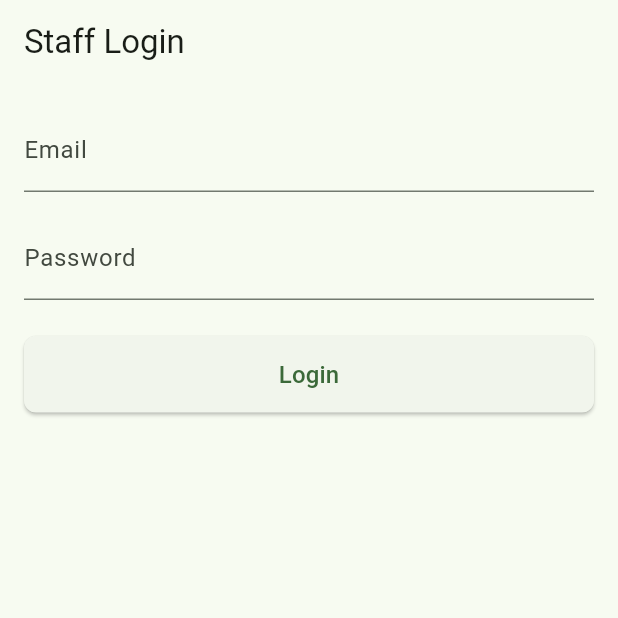
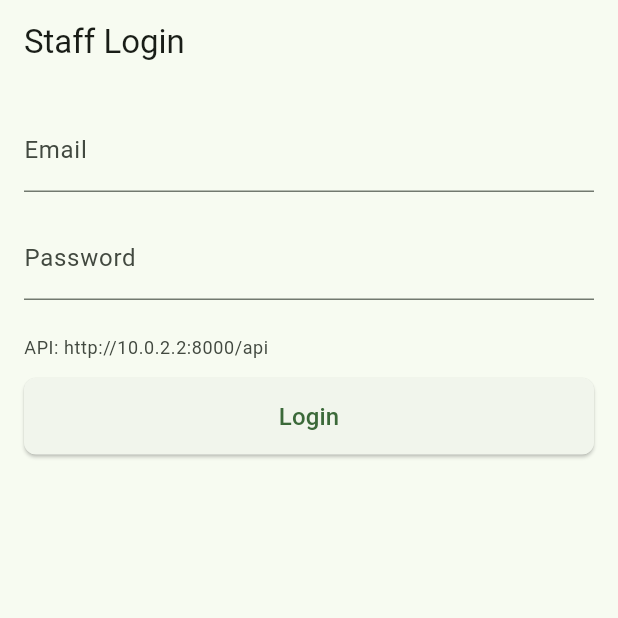
Before and after one commit to hongsaoleang/Final-ETEC-App-Staff, a Flutter app: the screen it shows after launch, on a phone screen of 412 x 824 dp, the top half of it. Run offline on Flutter 3.47's test engine with Material 3 defaults, Android fonts, the phone set to English and light mode, and no system bars; our stand-ins replace dio, image_picker, shared_preferences; missing offline and left inert: mobile_scanner; accounts and stored records are empty.

Commit message:
add features

```diff
--- a/lib/config.dart
+++ b/lib/config.dart
@@ -1,9 +1,15 @@
 import 'package:flutter/foundation.dart';
 
 // Central API base URL for the staff scanner app.
+// You can override this at run time:
+// flutter run --dart-define=API_BASE_URL=http://192.168.1.100:8000/api
 // For Android emulator use: http://10.0.2.2:8000/api
 // For iOS simulator / web / host machine use: http://127.0.0.1:8000/api
 // For a physical device replace with your machine IP, e.g. http://192.168.1.100:8000/api
-final String apiBase = kIsWeb || defaultTargetPlatform != TargetPlatform.android
+const String _configuredApiBase = String.fromEnvironment('API_BASE_URL');
+
+final String apiBase = _configuredApiBase.isNotEmpty
+    ? _configuredApiBase
+    : kIsWeb || defaultTargetPlatform != TargetPlatform.android
     ? 'http://127.0.0.1:8000/api'
     : 'http://10.0.2.2:8000/api';
--- a/lib/screens/login_screen.dart
+++ b/lib/screens/login_screen.dart
@@ -1,3 +1,4 @@
+import 'package:bus_staff_scanner/config.dart';
 import 'package:flutter/material.dart';
 import 'package:provider/provider.dart';
 import 'package:bus_staff_scanner/providers/auth_provider.dart';
@@ -81,6 +82,13 @@ class _LoginScreenState extends State<LoginScreen> {
                 },
               ),
               const SizedBox(height: 24),
+              Text(
+                'API: $apiBase',
+                style: Theme.of(context).textTheme.bodySmall?.copyWith(
+                  color: Theme.of(context).colorScheme.onSurfaceVariant,
+                ),
+              ),
+              const SizedBox(height: 12),
               SizedBox(
                 width: double.infinity,
                 child: ElevatedButton(
```
Also changed, not shown: lib/services/auth_service.dart (+28 -5 lines).
